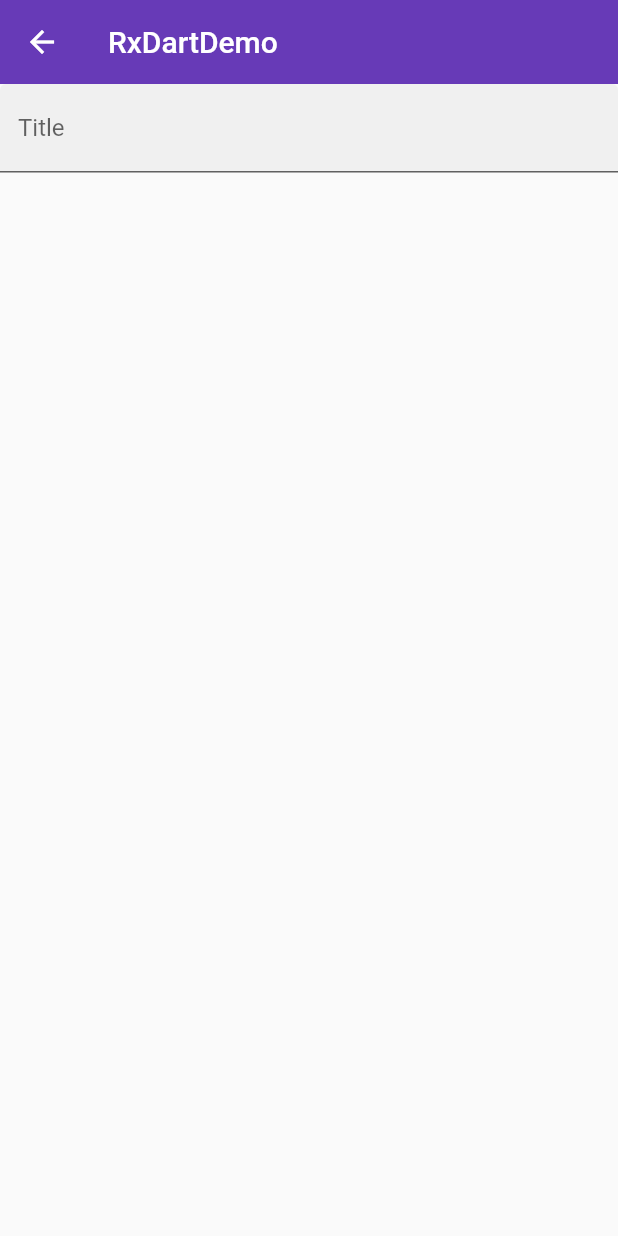
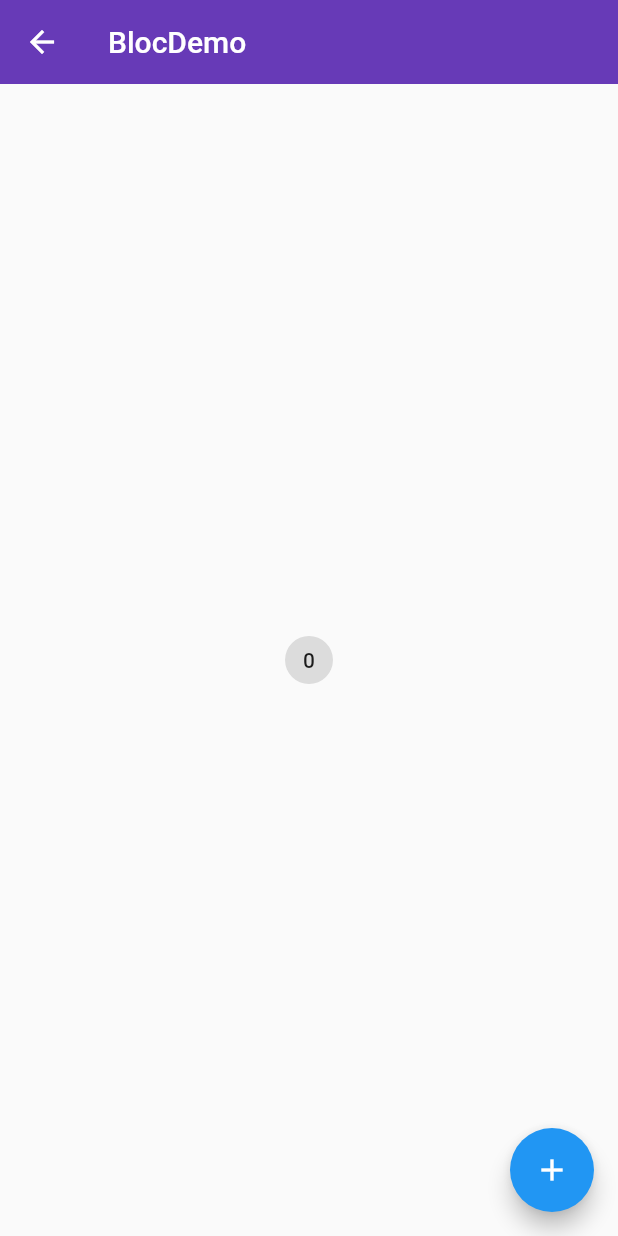
Before and after one commit to hzz-dev/hzz_flutter_001_main, a Flutter app: the screen it shows after launch, on a phone screen of 412 x 824 dp. Run offline on Flutter 3.47's test engine with Material 2 defaults, Android fonts, the phone set to English and light mode, and no system bars; our stand-ins replace rxdart.

Commit message:
使用Bloc实现响应式编程,例如添加购物车改变其他相关页面数字

```diff
--- /dev/null
+++ b/lib/demo/bloc/bloc_demo.dart
@@ -0,0 +1,19 @@
+import 'package:flutter/material.dart';
+import 'package:hzz_flutter_001_main/demo/bloc/counter_bloc_demo.dart';
+
+class BlocDemo extends StatelessWidget {
+  @override
+  Widget build(BuildContext context) {
+    return CounterProvider(
+      bloc: CounterBloc(),
+      child: Scaffold(
+        appBar: AppBar(
+          title: Text('BlocDemo'),
+          elevation: 0.0,
+        ),
+        body: CounterHome(),
+        floatingActionButton: CounterActionButton(),
+      ),
+    );
+  }
+}
--- /dev/null
+++ b/lib/demo/bloc/counter_bloc_demo.dart
@@ -0,0 +1,89 @@
+import 'dart:async';
+
+import 'package:flutter/material.dart';
+
+class CounterHome extends StatelessWidget {
+  @override
+  Widget build(BuildContext context) {
+    CounterBloc _counterBloc = CounterProvider.of(context).bloc;
+
+    return Center(
+      child: StreamBuilder(
+        initialData: 0,
+        stream: _counterBloc.count,
+        builder: (context, snapshot) {
+          return ActionChip(
+            label: Text('${snapshot.data}'),
+            onPressed: () {
+              // _counterBloc.log();
+              _counterBloc.counter.add(1);
+            },
+          );
+        },
+      ),
+    );
+  }
+}
+
+class CounterActionButton extends StatelessWidget {
+  @override
+  Widget build(BuildContext context) {
+    CounterBloc _counterBloc = CounterProvider.of(context).bloc;
+
+    return FloatingActionButton(
+      child: Icon(Icons.add),
+      onPressed: () {
+        // _counterBloc.log();
+        _counterBloc.counter.add(1);
+      },
+    );
+  }
+}
+
+
+class CounterProvider extends InheritedWidget {
+  final Widget child;
+  final CounterBloc bloc;
+
+  CounterProvider({
+    this.child,
+    this.bloc,
+  }) : super(child: child);
+
+  static CounterProvider of(BuildContext context) =>
+      context.inheritFromWidgetOfExactType(CounterProvider);
+
+  @override
+  bool updateShouldNotify(CounterProvider oldWidget) {
+    return true;
+  }
+}
+
+class CounterBloc {
+  int _count = 0;
+
+  final _counterActionController = StreamController<int>();
+  StreamSink<int> get counter => _counterActionController.sink;
+
+  final _counterController = StreamController<int>();
+  Stream<int> get count => _counterController.stream;
+
+  CounterBloc() {
+    _counterActionController.stream.listen(onData);
+  }
+
+  void onData(int data) {
+    print('$data');
+    _count = data + _count;
+    _counterController.add(_count);
+  }
+
+  void disponse() {
+    _counterActionController.close();
+    _counterController.close();
+  }
+
+  void log() {
+    print('BLoC');
+  }
+}
--- a/lib/main.dart
+++ b/lib/main.dart
@@ -12,6 +12,7 @@ import 'demo/material_components.dart';
 import 'demo/state/state_management_demo.dart';
 import 'demo/stream/stream_demo.dart';
 import 'demo/redart/rxdart_demo.dart';
+import 'demo/bloc/bloc_demo.dart';
 
 // void main() {
 //   runApp(App());
@@ -35,7 +36,7 @@ class App extends StatelessWidget {
       // Home(),
       // 设置主题颜色
 
-      initialRoute: '/rxdart',
+      initialRoute: '/bloc',
       routes: {
         '/': (context) => Home(),
         '/about': (context) => Pagepush(title: 'About'),
@@ -44,6 +45,7 @@ class App extends StatelessWidget {
         '/state-management': (context) => StateManagementDemo(),
         '/stream': (context) => StreamDemo(),
         '/rxdart': (context) => RxDartDemo(),
+        '/bloc': (context) => BlocDemo(),
       },
       theme: ThemeData(
         primaryColor: Colors.deepPurple,
```
